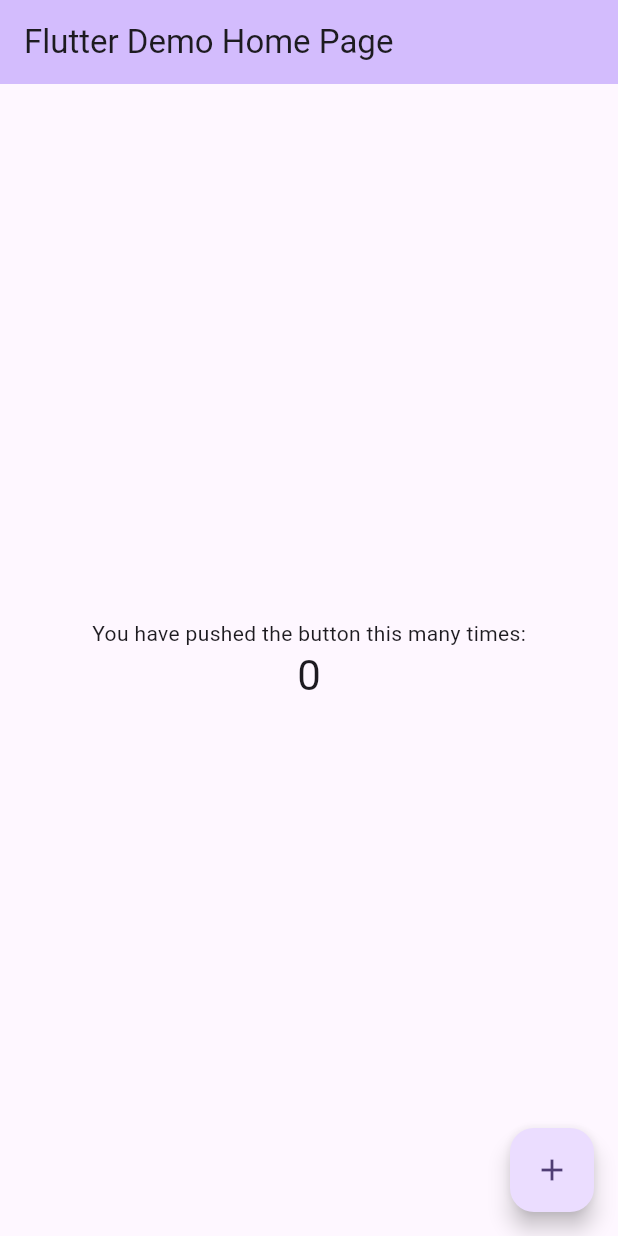
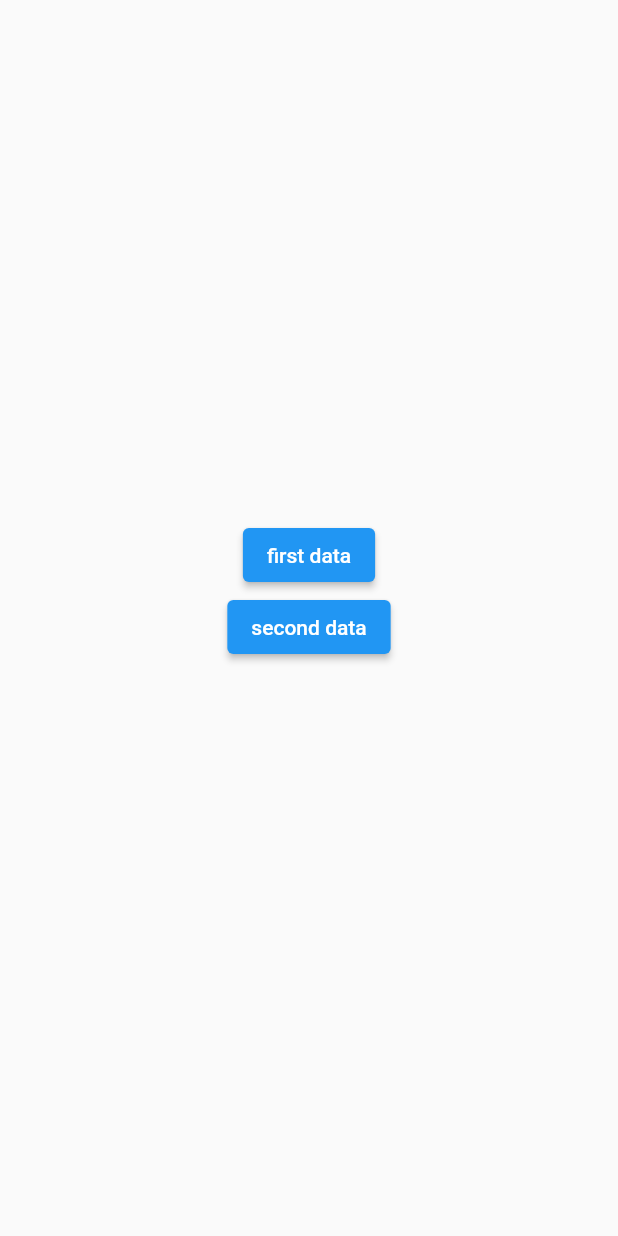
Before and after one commit to RezaEftekhar/singleton-in-flutter, a Flutter app: the screen it shows after launch, on a phone screen of 412 x 824 dp. Run offline on Flutter 3.47's test engine with Material 2 defaults, Android fonts, the phone set to English and light mode, and no system bars.

Commit message:
creating UI part of the project

```diff
--- a/lib/main.dart
+++ b/lib/main.dart
@@ -1,125 +1,58 @@
 import 'package:flutter/material.dart';
+import 'package:singletonexample/singletonExample.dart';
 
 void main() {
-  runApp(const MyApp());
+  runApp(const MaterialApp(
+    debugShowCheckedModeBanner: false,
+    home: HomePage(),
+  ));
 }
 
-class MyApp extends StatelessWidget {
-  const MyApp({super.key});
+class HomePage extends StatefulWidget {
+  const HomePage({Key? key}) : super(key: key);
 
-  // This widget is the root of your application.
   @override
-  Widget build(BuildContext context) {
-    return MaterialApp(
-      title: 'Flutter Demo',
-      theme: ThemeData(
-        // This is the theme of your application.
-        //
-        // TRY THIS: Try running your application with "flutter run". You'll see
-        // the application has a blue toolbar. Then, without quitting the app,
-        // try changing the seedColor in the colorScheme below to Colors.green
-        // and then invoke "hot reload" (save your changes or press the "hot
-        // reload" button in a Flutter-supported IDE, or press "r" if you used
-        // the command line to start the app).
-        //
-        // Notice that the counter didn't reset back to zero; the application
-        // state is not lost during the reload. To reset the state, use hot
-        // restart instead.
-        //
-        // This works for code too, not just values: Most code changes can be
-        // tested with just a hot reload.
-        colorScheme: ColorScheme.fromSeed(seedColor: Colors.deepPurple),
-        useMaterial3: true,
-      ),
-      home: const MyHomePage(title: 'Flutter Demo Home Page'),
-    );
-  }
+  _HomePageState createState() => _HomePageState();
 }
 
-class MyHomePage extends StatefulWidget {
-  const MyHomePage({super.key, required this.title});
+class _HomePageState extends State<HomePage> {
+  String message = '';
 
-  // This widget is the home page of your application. It is stateful, meaning
-  // that it has a State object (defined below) that contains fields that affect
-  // how it looks.
-
-  // This class is the configuration for the state. It holds the values (in this
-  // case the title) provided by the parent (in this case the App widget) and
-  // used by the build method of the State. Fields in a Widget subclass are
-  // always marked "final".
-
-  final String title;
-
-  @override
-  State<MyHomePage> createState() => _MyHomePageState();
-}
-
-class _MyHomePageState extends State<MyHomePage> {
-  int _counter = 0;
-
-  void _incrementCounter() {
+  void updateMessage(String newMessage) {
     setState(() {
-      // This call to setState tells the Flutter framework that something has
-      // changed in this State, which causes it to rerun the build method below
-      // so that the display can reflect the updated values. If we changed
-      // _counter without calling setState(), then the build method would not be
-      // called again, and so nothing would appear to happen.
-      _counter++;
+      message = newMessage;
     });
   }
 
   @override
   Widget build(BuildContext context) {
-    // This method is rerun every time setState is called, for instance as done
-    // by the _incrementCounter method above.
-    //
-    // The Flutter framework has been optimized to make rerunning build methods
-    // fast, so that you can just rebuild anything that needs updating rather
-    // than having to individually change instances of widgets.
-    return Scaffold(
-      appBar: AppBar(
-        // TRY THIS: Try changing the color here to a specific color (to
-        // Colors.amber, perhaps?) and trigger a hot reload to see the AppBar
-        // change color while the other colors stay the same.
-        backgroundColor: Theme.of(context).colorScheme.inversePrimary,
-        // Here we take the value from the MyHomePage object that was created by
-        // the App.build method, and use it to set our appbar title.
-        title: Text(widget.title),
-      ),
-      body: Center(
-        // Center is a layout widget. It takes a single child and positions it
-        // in the middle of the parent.
-        child: Column(
-          // Column is also a layout widget. It takes a list of children and
-          // arranges them vertically. By default, it sizes itself to fit its
-          // children horizontally, and tries to be as tall as its parent.
-          //
-          // Column has various properties to control how it sizes itself and
-          // how it positions its children. Here we use mainAxisAlignment to
-          // center the children vertically; the main axis here is the vertical
-          // axis because Columns are vertical (the cross axis would be
-          // horizontal).
-          //
-          // TRY THIS: Invoke "debug painting" (choose the "Toggle Debug Paint"
-          // action in the IDE, or press "p" in the console), to see the
-          // wireframe for each widget.
-          mainAxisAlignment: MainAxisAlignment.center,
-          children: <Widget>[
-            const Text(
-              'You have pushed the button this many times:',
-            ),
-            Text(
-              '$_counter',
-              style: Theme.of(context).textTheme.headlineMedium,
-            ),
-          ],
+    MySingletonExample singleton1 = MySingletonExample();
+    MySingletonExample singleton2 = MySingletonExample();
+    return Directionality(
+      textDirection: TextDirection.ltr,
+      child: Scaffold(
+        body: Center(
+          child: Column(
+            mainAxisAlignment: MainAxisAlignment.center,
+            children: [
+              ElevatedButton(
+                onPressed: () {
+                  updateMessage(singleton1.GetFirstData());
+                },
+                child: const Text('first data'),
+              ),
+              ElevatedButton(
+                onPressed: () {
+                  updateMessage(singleton2.GetSecondtData());
+                },
+                child: const Text('second data'),
+              ),
+              const SizedBox(height: 20),
+              Text(message),
+            ],
+          ),
         ),
       ),
-      floatingActionButton: FloatingActionButton(
-        onPressed: _incrementCounter,
-        tooltip: 'Increment',
-        child: const Icon(Icons.add),
-      ), // This trailing comma makes auto-formatting nicer for build methods.
     );
   }
 }
```
